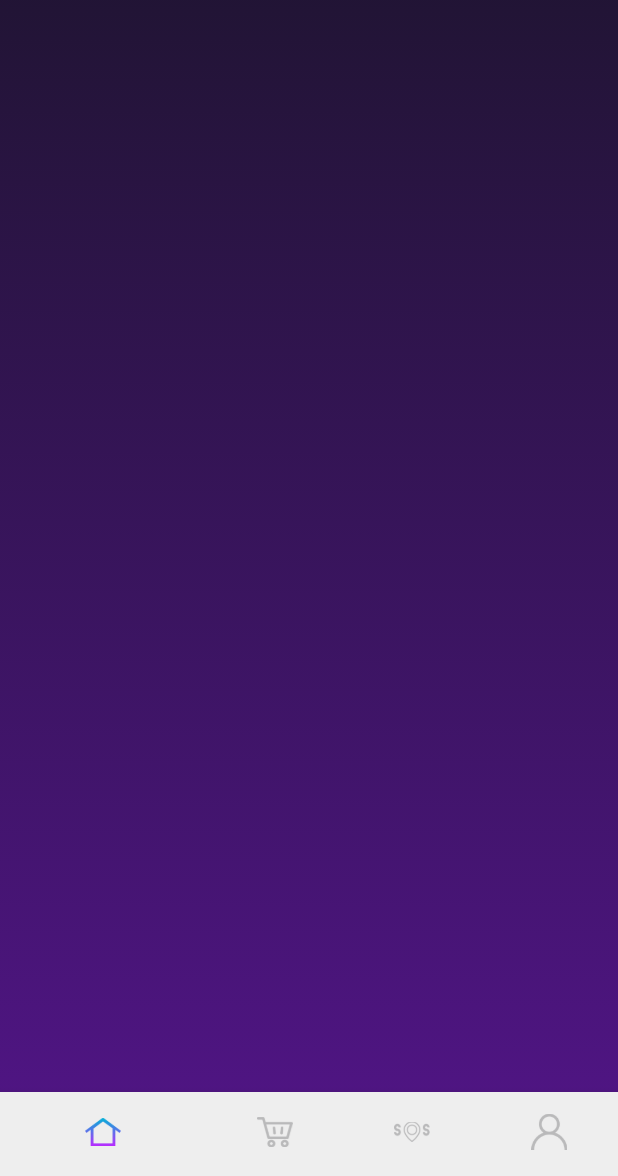
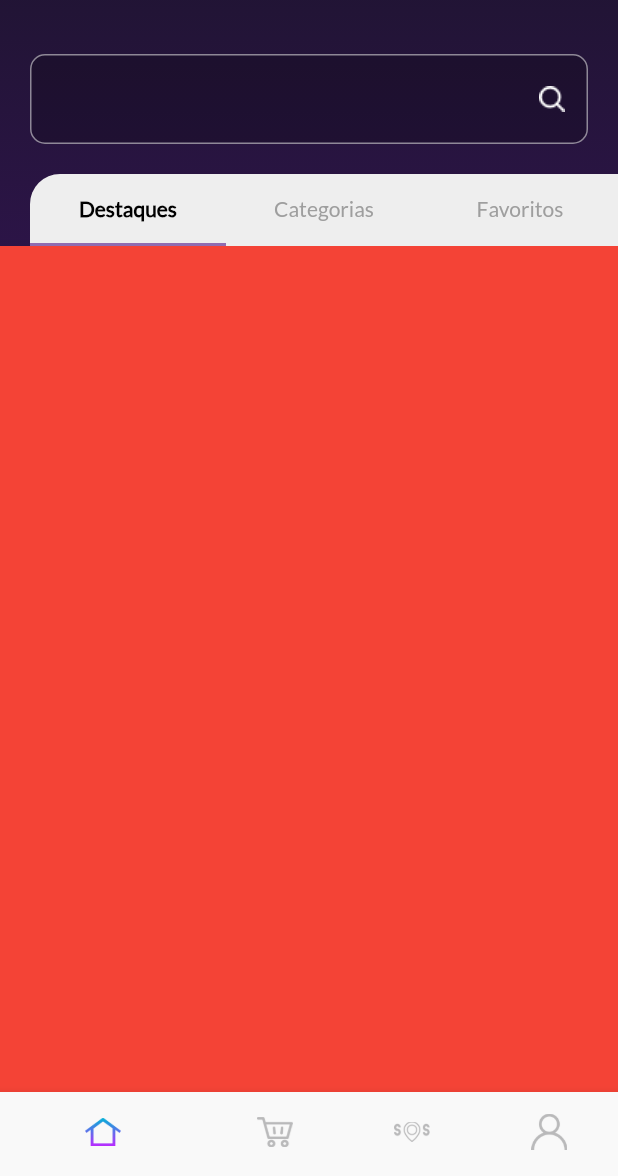
Before and after one commit to mrocigno/flutter-components, a Flutter app: the screen it shows after launch, on a phone screen of 412 x 824 dp, the part 60-1236 px from its top. Run offline on Flutter 3.47's test engine with Material 2 defaults, Android fonts, the phone set to English and light mode, and no system bars; our stand-ins replace rxdart.

Commit message:
pages home

```diff
--- a/assets/strings/pt_BR.json
+++ b/assets/strings/pt_BR.json
@@ -1,7 +1,6 @@
 {
   "app_name": "Mopei",
-  "teste": {
-    "one": "teste",
-    "other": "testes"
-  }
+  "home_page_1": "Destaques",
+  "home_page_2": "Categorias",
+  "home_page_3": "Favoritos"
 }
--- a/infrastructure/lib/flutter/components/HomeBottomNavigationBar.dart
+++ b/infrastructure/lib/flutter/components/HomeBottomNavigationBar.dart
@@ -9,7 +9,7 @@ class HomeBottomNavigationBar extends StatelessWidget {
 
     double iconSize = 24.0;
     return Material(
-      color: Constants.Colors.BOTTOM_NAVIGATION_BAR_COLOR,
+      color: Constants.Colors.BACKGROUND_WHITE,
       elevation: 5,
       child: Padding(
         padding: EdgeInsets.only(bottom: MediaQuery.of(context).viewInsets.bottom),
--- /dev/null
+++ b/infrastructure/lib/flutter/components/TabView.dart
@@ -0,0 +1,68 @@
+import 'package:flutter/material.dart';
+import 'package:infrastructure/flutter/components/inputs/InputText.dart';
+import 'package:infrastructure/flutter/constants/Colors.dart' as Constants;
+import 'dart:developer' as dev;
+
+class TabView extends StatelessWidget {
+
+  TabView({
+    this.children = const <TabChild>[],
+    this.theme
+  });
+
+  final List<TabChild> children;
+  final TabViewTheme theme;
+
+  @override
+  Widget build(BuildContext context) {
+    TabViewTheme _theme = theme ?? TabViewTheme.homeTheme;
+
+    return DefaultTabController(
+        length: 3,
+        child: Column(
+          children: <Widget>[
+            Padding(
+              padding: _theme.padding,
+              child: TabBar(
+                labelColor: Colors.black,
+                labelStyle: TextStyle(fontWeight: FontWeight.bold),
+                unselectedLabelColor: Colors.grey,
+                unselectedLabelStyle: TextStyle(fontWeight: FontWeight.normal),
+                tabs: children.map((e) => Tab(text: e.title)).toList()
+              ),
+            ),
+            Expanded(
+              flex: 1,
+              child: TabBarView(
+                children: children.map((e) => e.child).toList()
+              ),
+            )
+          ],
+        )
+    );
+  }
+}
+
+class TabViewTheme {
+
+  final EdgeInsetsGeometry padding;
+
+  TabViewTheme({this.padding});
+
+  static TabViewTheme homeTheme = TabViewTheme(
+    padding: EdgeInsets.only(left: 20)
+  );
+
+}
+
+class TabChild {
+
+  TabChild({
+    this.child,
+    this.title
+  });
+
+  final String title;
+  final Widget child;
+
+}
--- /dev/null
+++ b/infrastructure/lib/flutter/components/backgrounds/BackgroundContainer.dart
@@ -0,0 +1,35 @@
+import 'package:flutter/material.dart';
+import 'package:infrastructure/flutter/constants/Colors.dart' as Constants;
+import 'dart:developer' as dev;
+
+class BackgroundContainer extends StatelessWidget {
+
+  final Widget child;
+  final EdgeInsets padding;
+
+  BackgroundContainer({
+    this.child,
+    this.padding
+  });
+
+  @override
+  Widget build(BuildContext context) {
+    return Stack(
+      children: <Widget>[
+        Padding(
+          padding: EdgeInsets.only(left: 20),
+          child: Container(
+            decoration: BoxDecoration(
+              color: Constants.Colors.BACKGROUND_WHITE_GRAY,
+              borderRadius: BorderRadius.only(topLeft: Radius.circular(20))
+            ),
+          ),
+        ),
+        Container(
+          child: child,
+          padding: padding,
+        )
+      ],
+    );
+  }
+}
--- a/infrastructure/lib/flutter/components/BackgroundLogin.dart
+++ b/infrastructure/lib/flutter/components/backgrounds/BackgroundLogin.dart
@@ -18,7 +18,7 @@ class BackgroundLogin extends StatelessWidget{
     return Container(
         clipBehavior: Clip.hardEdge,
         decoration: BoxDecoration(
-          color: Constants.Colors.BOTTOM_NAVIGATION_BAR_COLOR,
+          color: Constants.Colors.BACKGROUND_WHITE,
           borderRadius: BorderRadius.only(
               topLeft: Radius.circular(20),
               topRight: Radius.circular(20)
--- a/infrastructure/lib/flutter/constants/Colors.dart
+++ b/infrastructure/lib/flutter/constants/Colors.dart
@@ -2,16 +2,32 @@ import 'package:flutter/material.dart';
 
 class Colors {
 
+  static const MaterialColor PRIMARY_SWATCH = MaterialColor(0xFF521588, {
+    50:  Color.fromRGBO(82, 21, 136, .1),
+    100: Color.fromRGBO(82, 21, 136, .2),
+    200: Color.fromRGBO(82, 21, 136, .3),
+    300: Color.fromRGBO(82, 21, 136, .4),
+    400: Color.fromRGBO(82, 21, 136, .5),
+    500: Color.fromRGBO(82, 21, 136, .6),
+    600: Color.fromRGBO(82, 21, 136, .7),
+    700: Color.fromRGBO(82, 21, 136, .8),
+    800: Color.fromRGBO(82, 21, 136, .9),
+    900: Color.fromRGBO(82, 21, 136, 1)
+  });
+
+  static const Color COLOR_PRIMARY = Color.fromRGBO(82, 21, 136, 1);
+
   static const Color GRADIENT_BACKGROUND_INI = Color.fromRGBO(31, 20, 49, 1);
-  static const Color GRADIENT_BACKGROUND_END = Color.fromRGBO(82, 21, 136, 1);
+  static const Color GRADIENT_BACKGROUND_END = COLOR_PRIMARY;
   static const Color GRADIENT_BUTTON_INI = Color.fromRGBO(155, 111, 255, 1);
   static const Color GRADIENT_BUTTON_END = Color.fromRGBO(104, 91, 255, 1);
 
-  static const Color WHITE_TRANSPARENT = Color.fromRGBO(255, 255, 255, .2);
+  static const Color WHITE_TRANSPARENT = Color.fromRGBO(255, 255, 255, .5);
   static const Color BLACK_TRANSPARENT = Color.fromRGBO(0, 0, 0, .2);
 
   static const Color RED_ERROR = Color.fromRGBO(246, 75, 99, 1);
 
-  static const Color BOTTOM_NAVIGATION_BAR_COLOR = Color(0xFFEEEEEE);
+  static const Color BACKGROUND_WHITE_GRAY = Color(0xFFEEEEEE);
+  static const Color BACKGROUND_WHITE = Color(0xFFF9F9F9);
 
 }
--- a/lib/main.dart
+++ b/lib/main.dart
@@ -3,12 +3,11 @@ import 'dart:developer' as dev;
 import 'package:flutter/material.dart';
 import 'package:flutter/services.dart';
 import 'package:mopei_app/src/ui/splash/SplashScreen.dart';
+import 'package:infrastructure/flutter/constants/Colors.dart' as Constants;
 
 void main() => runApp(MyApp());
 
 class MyApp extends StatelessWidget with WidgetsBindingObserver{
-
-
 
   static void configSystemStyleUI(){
     SystemChrome.setSystemUIOverlayStyle(SystemUiOverlayStyle(
@@ -31,7 +30,7 @@ class MyApp extends StatelessWidget with WidgetsBindingObserver{
       child: MaterialApp(
         title: 'Flutter Demo',
         theme: ThemeData(
-          primarySwatch: Colors.blue,
+          primarySwatch: Constants.Colors.PRIMARY_SWATCH,
           fontFamily: 'Lato',
         ),
         home: SplashScreen(),
--- a/lib/src/ui/home/HomeScreen.dart
+++ b/lib/src/ui/home/HomeScreen.dart
@@ -1,8 +1,15 @@
+import 'package:flutter/cupertino.dart';
 import 'package:flutter/material.dart';
 import 'package:flutter/services.dart';
-import 'package:infrastructure/flutter/components/Background.dart';
+import 'package:infrastructure/flutter/components/TabView.dart';
+import 'package:infrastructure/flutter/components/backgrounds/Background.dart';
 import 'package:infrastructure/flutter/components/HomeBottomNavigationBar.dart';
+import 'package:infrastructure/flutter/components/backgrounds/BackgroundContainer.dart';
+import 'package:infrastructure/flutter/components/inputs/InputText.dart';
 import 'package:infrastructure/flutter/constants/Colors.dart' as Constants;
+import 'package:mopei_app/src/ui/home/pagecategories/PageCategories.dart';
+import 'package:mopei_app/src/ui/home/pagefavorites/PageFavorites.dart';
+import 'package:mopei_app/src/ui/home/pagehighlights/PageHighlights.dart';
 import 'dart:developer' as dev;
 
 import 'package:mopei_app/src/ui/login/LoginModal.dart';
@@ -22,6 +29,25 @@ class HomeScreen extends StatelessWidget {
           onTap: () => LoginModal(context).show(),
         )
       ],
+      child: Column(
+        children: [
+          Input(InputThemes.searchTheme,
+            icon: "assets/img/icSearchWhite.png",
+            margin: EdgeInsets.all(20),
+          ),
+          Expanded(
+            child: BackgroundContainer(
+              child: TabView(
+                children: [
+                  PageHighlights(),
+                  PageCategories(),
+                  PageFavorites()
+                ],
+              )
+            )
+          )
+        ],
+      ),
     );
   }
 
--- /dev/null
+++ b/lib/src/ui/home/pagecategories/PageCategories.dart
@@ -0,0 +1,17 @@
+import 'package:flutter/material.dart';
+import 'dart:developer' as dev;
+
+import 'package:infrastructure/flutter/components/TabView.dart';
+import 'package:infrastructure/flutter/constants/Strings.dart';
+
+class PageCategories extends TabChild {
+
+  @override
+  String get title => Strings.strings["home_page_2"];
+
+  @override
+  Widget get child => Container(
+    color: Colors.green,
+  );
+
+}
--- /dev/null
+++ b/lib/src/ui/home/pagefavorites/PageFavorites.dart
@@ -0,0 +1,18 @@
+import 'package:flutter/material.dart';
+import 'dart:developer' as dev;
+
+import 'package:infrastructure/flutter/components/TabView.dart';
+import 'package:infrastructure/flutter/constants/Strings.dart';
+
+class PageFavorites extends TabChild {
+
+  @override
+  String get title => Strings.strings["home_page_3"];
+
+  @override
+  // TODO: implement child
+  Widget get child => Container(
+    color: Colors.blue,
+  );
+
+}
--- /dev/null
+++ b/lib/src/ui/home/pagehighlights/PageHighlights.dart
@@ -0,0 +1,17 @@
+import 'package:flutter/material.dart';
+import 'dart:developer' as dev;
+
+import 'package:infrastructure/flutter/components/TabView.dart';
+import 'package:infrastructure/flutter/constants/Strings.dart';
+
+class PageHighlights extends TabChild {
+
+  @override
+  Widget get child => Container(
+    color: Colors.red,
+  );
+
+  @override
+  String get title => Strings.strings["home_page_1"];
+
+}
--- a/lib/src/ui/login/LoginModal.dart
+++ b/lib/src/ui/login/LoginModal.dart
@@ -1,7 +1,7 @@
 import 'package:flutter/material.dart';
 import 'package:flutter/services.dart';
 import 'dart:developer' as dev;
-import 'package:infrastructure/flutter/components/BackgroundLogin.dart';
+import 'package:infrastructure/flutter/components/backgrounds/BackgroundLogin.dart';
 import 'package:infrastructure/flutter/components/HomeBottomNavigationBar.dart';
 import 'package:infrastructure/flutter/constants/Colors.dart' as Constants;
 import 'package:infrastructure/flutter/components/inputs/InputText.dart';
--- a/lib/src/ui/login/pagecreateaccount/PageCreateAccountScreen.dart
+++ b/lib/src/ui/login/pagecreateaccount/PageCreateAccountScreen.dart
@@ -1,4 +1,4 @@
-import 'package:infrastructure/flutter/components/Background.dart';
+import 'package:infrastructure/flutter/components/backgrounds/Background.dart';
 import 'package:infrastructure/flutter/components/inputs/FormValidate.dart';
 import 'package:infrastructure/flutter/components/inputs/InputController.dart';
 import 'package:infrastructure/flutter/constants/Colors.dart' as Constants;
--- a/lib/src/ui/login/pageforgotpassword/PageForgotPasswordScreen.dart
+++ b/lib/src/ui/login/pageforgotpassword/PageForgotPasswordScreen.dart
@@ -1,4 +1,3 @@
-import 'package:infrastructure/flutter/components/Background.dart';
 import 'package:infrastructure/flutter/components/inputs/InputController.dart';
 import 'package:infrastructure/flutter/constants/Colors.dart' as Constants;
 import 'package:flutter/material.dart';
--- a/lib/src/ui/splash/SplashScreen.dart
+++ b/lib/src/ui/splash/SplashScreen.dart
@@ -2,7 +2,7 @@ import 'dart:async';
 import 'dart:developer' as dev;
 import 'package:flutter/material.dart';
 import 'package:flutter/services.dart';
-import 'package:infrastructure/flutter/components/Background.dart';
+import 'package:infrastructure/flutter/components/backgrounds/Background.dart';
 import 'package:infrastructure/flutter/components/HomeBottomNavigationBar.dart';
 import 'package:infrastructure/flutter/constants/Routes.dart';
 import 'package:infrastructure/flutter/constants/Strings.dart';
```
Also changed, not shown: infrastructure/lib/flutter/components/backgrounds/Background.dart (renamed from infrastructure/lib/flutter/components/Background.dart).
